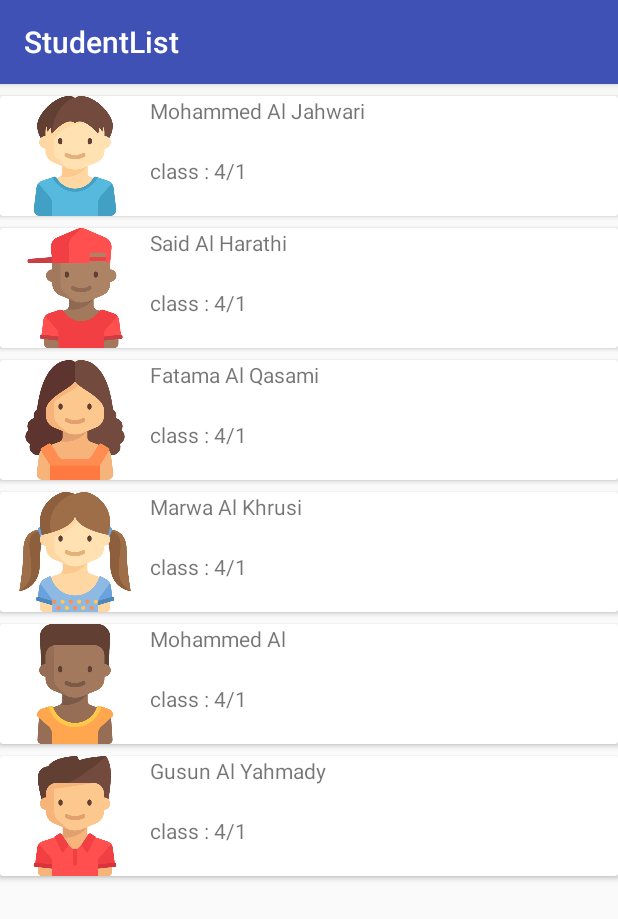
After one commit to iamrahulyadav/Eschool, an Android app: the StudentList screen opened directly, with no data from a screen before it, on a phone screen of 412 x 824 dp. The commit adds this screen. Shown: the top 919 px of the screen. Run offline under Robolectric (Android 15) with nearby library versions, the phone set to English and light mode, and no system bars.

Commit message:
student list

```diff
--- a/app/src/main/AndroidManifest.xml
+++ b/app/src/main/AndroidManifest.xml
@@ -44,7 +44,11 @@
         <activity android:name=".TechersList_p" />
         <activity android:name=".Studentdetails_classRoom" />
         <activity android:name=".TeacherHome" />
-        <activity android:name=".ClassRoom_teacher"></activity>
+        <activity android:name=".ClassRoom_teacher" />
+        <activity
+            android:name=".StudentList"
+            android:label="@string/title_activity_student_list"
+            android:theme="@style/AppTheme.NoActionBar"></activity>
     </application>
 
 </manifest>
--- /dev/null
+++ b/app/src/main/java/sas/eschool/StudentList.kt
@@ -0,0 +1,18 @@
+package sas.eschool
+
+import android.os.Bundle
+import android.support.design.widget.Snackbar
+import android.support.v7.app.AppCompatActivity
+
+import kotlinx.android.synthetic.main.activity_student_list.*
+
+class StudentList : AppCompatActivity() {
+
+    override fun onCreate(savedInstanceState: Bundle?) {
+        super.onCreate(savedInstanceState)
+        setContentView(R.layout.activity_student_list)
+        setSupportActionBar(toolbar)
+
+    }
+
+}
--- /dev/null
+++ b/app/src/main/res/layout/activity_student_list.xml
@@ -0,0 +1,27 @@
+<?xml version="1.0" encoding="utf-8"?>
+<android.support.design.widget.CoordinatorLayout xmlns:android="http://schemas.android.com/apk/res/android"
+    xmlns:app="http://schemas.android.com/apk/res-auto"
+    xmlns:tools="http://schemas.android.com/tools"
+    android:layout_width="match_parent"
+    android:layout_height="match_parent"
+    tools:context="sas.eschool.StudentList">
+
+    <android.support.design.widget.AppBarLayout
+        android:layout_width="match_parent"
+        android:layout_height="wrap_content"
+        android:theme="@style/AppTheme.AppBarOverlay">
+
+        <android.support.v7.widget.Toolbar
+            android:id="@+id/toolbar"
+            android:layout_width="match_parent"
+            android:layout_height="?attr/actionBarSize"
+            android:background="?attr/colorPrimary"
+            app:popupTheme="@style/AppTheme.PopupOverlay" />
+
+    </android.support.design.widget.AppBarLayout>
+
+    <include layout="@layout/content_student_list" />
+
+
+
+</android.support.design.widget.CoordinatorLayout>
--- /dev/null
+++ b/app/src/main/res/layout/content_student_list.xml
@@ -0,0 +1,258 @@
+<?xml version="1.0" encoding="utf-8"?>
+<ScrollView
+    xmlns:android="http://schemas.android.com/apk/res/android"
+    xmlns:app="http://schemas.android.com/apk/res-auto"
+    xmlns:tools="http://schemas.android.com/tools"
+    android:layout_width="match_parent"
+    android:layout_height="match_parent"
+    app:layout_behavior="@string/appbar_scrolling_view_behavior"
+    tools:context="sas.eschool.StudentList"
+    tools:showIn="@layout/activity_student_list">
+
+
+    <LinearLayout
+        android:layout_width="match_parent"
+        android:layout_height="match_parent"
+        android:orientation="vertical">
+
+        <android.support.v7.widget.CardView
+            android:id="@+id/first_kid"
+            android:layout_width="match_parent"
+            android:layout_height="80dp"
+            android:layout_marginBottom="8dp"
+            android:layout_marginTop="8dp">
+
+            <LinearLayout
+                android:layout_width="match_parent"
+                android:layout_height="match_parent"
+                android:orientation="horizontal">
+
+                <ImageView
+                    android:id="@+id/imageView2"
+                    android:layout_width="200dp"
+                    android:layout_height="80dp"
+                    android:layout_weight="1"
+                    app:srcCompat="@drawable/boy_1" />
+
+                <LinearLayout
+                    android:layout_width="match_parent"
+                    android:layout_height="match_parent"
+                    android:layout_weight="1"
+                    android:orientation="vertical">
+
+                    <TextView
+                        android:id="@+id/textView5"
+                        android:layout_width="match_parent"
+                        android:layout_height="wrap_content"
+                        android:layout_weight="1"
+                        android:text="Mohammed Al Jahwari" />
+
+                    <TextView
+                        android:id="@+id/textView7"
+                        android:layout_width="match_parent"
+                        android:layout_height="wrap_content"
+                        android:layout_weight="1"
+                        android:text="class : 4/1" />
+                </LinearLayout>
+
+            </LinearLayout>
+
+        </android.support.v7.widget.CardView>
+
+        <android.support.v7.widget.CardView
+            android:layout_width="match_parent"
+            android:layout_height="80dp"
+            android:layout_marginBottom="8dp">
+
+            <LinearLayout
+                android:layout_width="match_parent"
+                android:layout_height="match_parent"
+                android:orientation="horizontal">
+
+                <ImageView
+                    android:layout_width="200dp"
+                    android:layout_height="wrap_content"
+                    android:layout_weight="1"
+                    app:srcCompat="@drawable/boy_6" />
+
+                <LinearLayout
+                    android:layout_width="match_parent"
+                    android:layout_height="match_parent"
+                    android:layout_weight="1"
+                    android:orientation="vertical">
+
+                    <TextView
+                        android:layout_width="match_parent"
+                        android:layout_height="wrap_content"
+                        android:layout_weight="1"
+                        android:text="Said Al Harathi" />
+
+                    <TextView
+                        android:layout_width="match_parent"
+                        android:layout_height="wrap_content"
+                        android:layout_weight="1"
+                        android:text="class : 4/1" />
+                </LinearLayout>
+
+            </LinearLayout>
+
+        </android.support.v7.widget.CardView>
+
+        <android.support.v7.widget.CardView
+            android:layout_width="match_parent"
+            android:layout_height="80dp"
+            android:layout_marginBottom="8dp">
+
+            <LinearLayout
+                android:layout_width="match_parent"
+                android:layout_height="match_parent"
+                android:orientation="horizontal">
+
+                <ImageView
+                    android:layout_width="200dp"
+                    android:layout_height="wrap_content"
+                    android:layout_weight="1"
+                    app:srcCompat="@drawable/girl_4" />
+
+                <LinearLayout
+                    android:layout_width="match_parent"
+                    android:layout_height="match_parent"
+                    android:layout_weight="1"
+                    android:orientation="vertical">
+
+                    <TextView
+                        android:layout_width="match_parent"
+                        android:layout_height="wrap_content"
+                        android:layout_weight="1"
+                        android:text="Fatama Al Qasami" />
+
+                    <TextView
+                        android:layout_width="match_parent"
+                        android:layout_height="wrap_content"
+                        android:layout_weight="1"
+                        android:text="class : 4/1" />
+                </LinearLayout>
+
+            </LinearLayout>
+
+        </android.support.v7.widget.CardView>
+
+        <android.support.v7.widget.CardView
+            android:layout_width="match_parent"
+            android:layout_height="80dp"
+            android:layout_marginBottom="8dp">
+
+            <LinearLayout
+                android:layout_width="match_parent"
+                android:layout_height="match_parent"
+                android:orientation="horizontal">
+
+                <ImageView
+                    android:layout_width="200dp"
+                    android:layout_height="wrap_content"
+                    android:layout_weight="1"
+                    app:srcCompat="@drawable/girl_5" />
+
+                <LinearLayout
+                    android:layout_width="match_parent"
+                    android:layout_height="match_parent"
+                    android:layout_weight="1"
+                    android:orientation="vertical">
+
+                    <TextView
+                        android:layout_width="match_parent"
+                        android:layout_height="wrap_content"
+                        android:layout_weight="1"
+                        android:text="Marwa Al Khrusi" />
+
+                    <TextView
+                        android:layout_width="match_parent"
+                        android:layout_height="wrap_content"
+                        android:layout_weight="1"
+                        android:text="class : 4/1" />
+                </LinearLayout>
+
+            </LinearLayout>
+
+        </android.support.v7.widget.CardView>
+
+        <android.support.v7.widget.CardView
+            android:layout_width="match_parent"
+            android:layout_height="80dp"
+            android:layout_marginBottom="8dp">
+
+            <LinearLayout
+                android:layout_width="match_parent"
+                android:layout_height="match_parent"
+                android:orientation="horizontal">
+
+                <ImageView
+                    android:layout_width="200dp"
+                    android:layout_height="wrap_content"
+                    android:layout_weight="1"
+                    app:srcCompat="@drawable/girl_1" />
+
+                <LinearLayout
+                    android:layout_width="match_parent"
+                    android:layout_height="match_parent"
+                    android:layout_weight="1"
+                    android:orientation="vertical">
+
+                    <TextView
+                        android:layout_width="match_parent"
+                        android:layout_height="wrap_content"
+                        android:layout_weight="1"
+                        android:text="Mohammed Al " />
+
+                    <TextView
+                        android:layout_width="match_parent"
+                        android:layout_height="wrap_content"
+                        android:layout_weight="1"
+                        android:text="class : 4/1" />
+                </LinearLayout>
+
+            </LinearLayout>
+
+        </android.support.v7.widget.CardView>
+
+        <android.support.v7.widget.CardView
+            android:layout_width="match_parent"
+            android:layout_height="80dp"
+            android:layout_marginBottom="8dp">
+
+            <LinearLayout
+                android:layout_width="match_parent"
+                android:layout_height="match_parent"
+                android:orientation="horizontal">
+
+                <ImageView
+                    android:layout_width="200dp"
+                    android:layout_height="wrap_content"
+                    android:layout_weight="1"
+                    app:srcCompat="@drawable/boy_2" />
+
+                <LinearLayout
+                    android:layout_width="match_parent"
+                    android:layout_height="match_parent"
+                    android:layout_weight="1"
+                    android:orientation="vertical">
+
+                    <TextView
+                        android:layout_width="match_parent"
+                        android:layout_height="wrap_content"
+                        android:layout_weight="1"
+                        android:text="Gusun Al Yahmady" />
+
+                    <TextView
+                        android:layout_width="match_parent"
+                        android:layout_height="wrap_content"
+                        android:layout_weight="1"
+                        android:text="class : 4/1" />
+                </LinearLayout>
+
+            </LinearLayout>
+
+        </android.support.v7.widget.CardView>
+
+    </LinearLayout>
+</ScrollView>
--- a/app/src/main/res/values/strings.xml
+++ b/app/src/main/res/values/strings.xml
@@ -8,4 +8,5 @@
     <string name="nav_header_subtitle">android.studio@android.com</string>
     <string name="nav_header_desc">Navigation header</string>
     <string name="action_settings">Settings</string>
+    <string name="title_activity_student_list">StudentList</string>
 </resources>
```
Also changed, not shown: app/src/main/res/drawable/boy_1.png (added), app/src/main/res/drawable/boy_2.png (added), app/src/main/res/drawable/boy_3.png (added), app/src/main/res/drawable/boy_4.png (added), app/src/main/res/drawable/boy_5.png (added), app/src/main/res/drawable/boy_6.png (added), app/src/main/res/drawable/girl_1.png (added), app/src/main/res/drawable/girl_2.png (added), app/src/main/res/drawable/girl_3.png (added), app/src/main/res/drawable/girl_4.png (added), app/src/main/res/drawable/girl_5.png (added).
